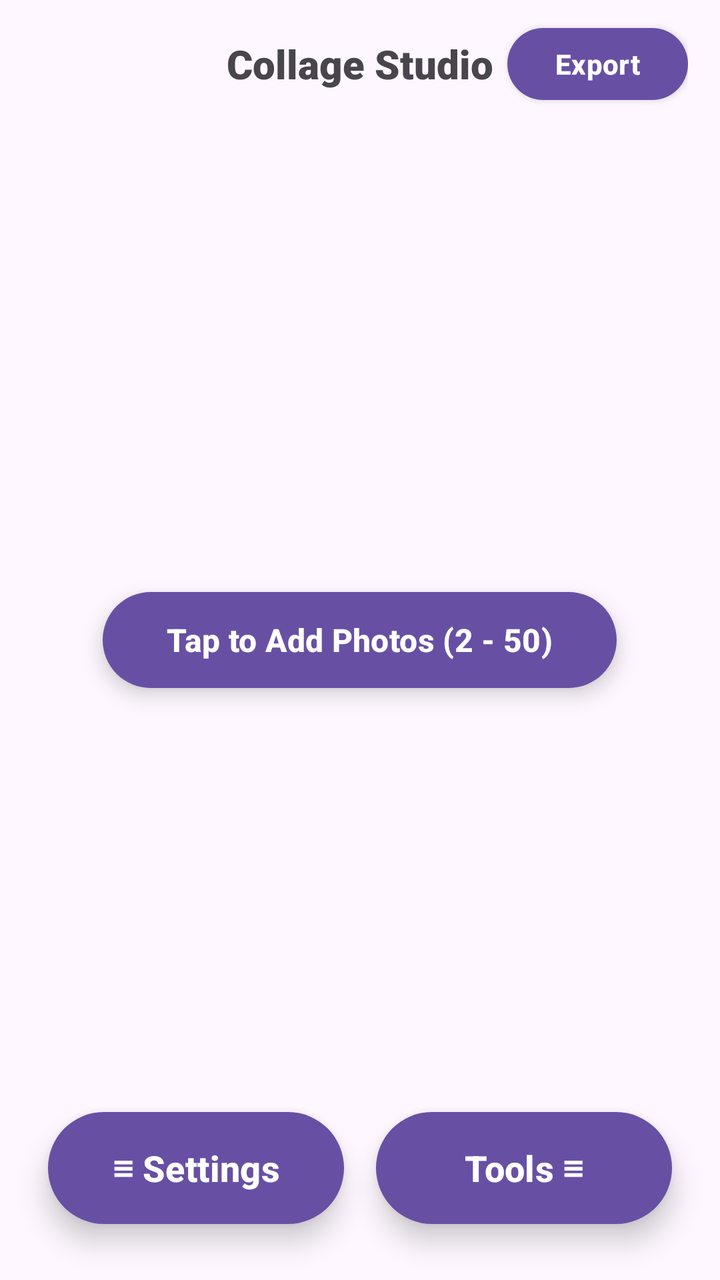
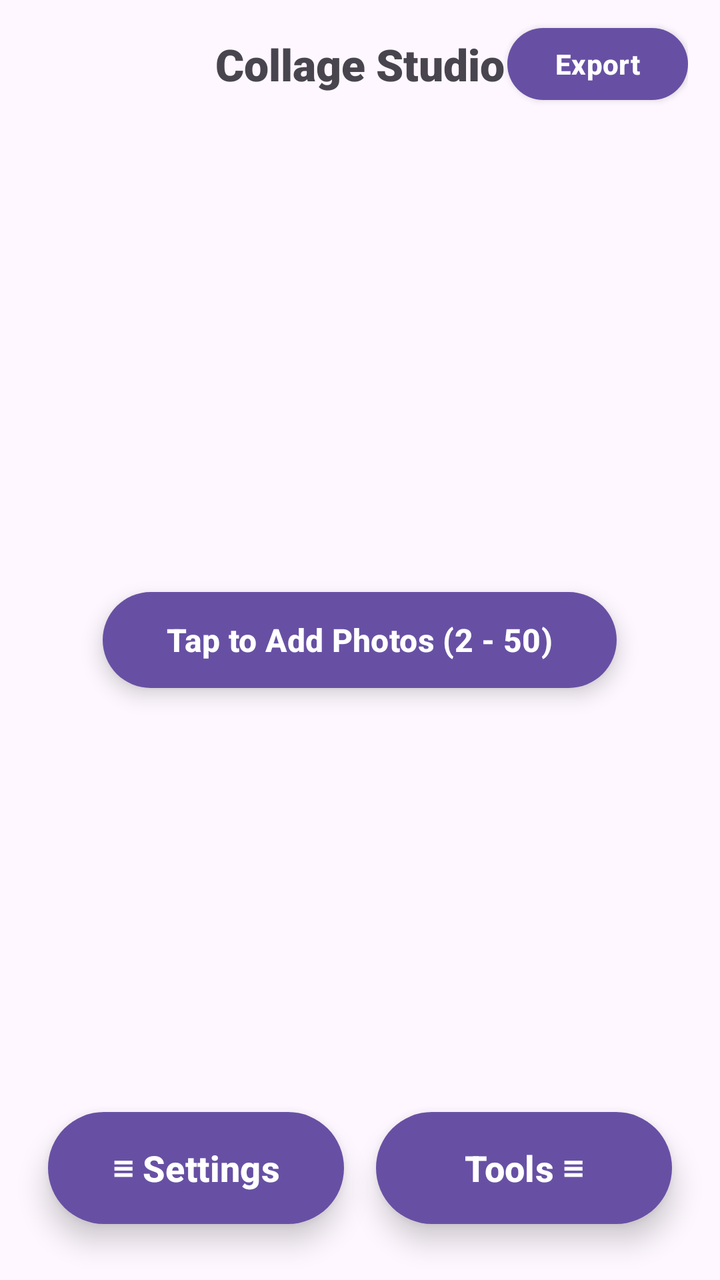

Screens rendered from an Android XML layout before and after an edit, with the pre-edit source and the edit as a unified diff.
<!-- AndroidManifest.xml: application theme Theme.OwnPhotoONWall -->
<!-- res/layout/activity_collage_studio.xml -->
<?xml version="1.0" encoding="utf-8"?>
<androidx.drawerlayout.widget.DrawerLayout xmlns:android="http://schemas.android.com/apk/res/android"
    android:id="@+id/drawerLayout"
    android:layout_width="match_parent"
    android:layout_height="match_parent">

    
    <RelativeLayout
        android:id="@+id/mainContentRoot"
        android:layout_width="match_parent"
        android:layout_height="match_parent">

        
        <RelativeLayout
            android:id="@+id/topBar"
            android:layout_width="match_parent"
            android:layout_height="64dp"
            android:paddingStart="16dp"
            android:paddingEnd="16dp"
            android:elevation="4dp">

            
            <TextView
                android:id="@+id/tvTopTitle"
                android:layout_width="wrap_content"
                android:layout_height="wrap_content"
                android:layout_centerInParent="true"
                android:text="Collage Studio"
                android:textSize="20sp"
                android:textStyle="bold"
                android:fontFamily="sans-serif-black"/>

            
            <Button
                android:id="@+id/btnExport"
                android:layout_width="wrap_content"
                android:layout_height="44dp"
                android:layout_alignParentEnd="true"
                android:layout_centerVertical="true"
                android:text="Export"
                android:textSize="14sp"
                android:textStyle="bold"
                android:textAllCaps="false"
                android:backgroundTint="@null"
                android:stateListAnimator="@null"
                android:elevation="2dp"/>
        </RelativeLayout>

        
        <FrameLayout
            android:id="@+id/canvasContainer"
            android:layout_width="match_parent"
            android:layout_height="match_parent"
            android:layout_below="@id/topBar"
            android:layout_above="@+id/bottomBar"
            android:padding="16dp" />

        
        <Button
            android:id="@+id/btnCenterAddPhotos"
            android:layout_width="wrap_content"
            android:layout_height="56dp"
            android:layout_centerInParent="true"
            android:paddingStart="32dp"
            android:paddingEnd="32dp"
            android:text="Tap to Add Photos (2 - 50)"
            android:textSize="16sp"
            android:textStyle="bold"
            android:textAllCaps="false"
            android:backgroundTint="@null"
            android:stateListAnimator="@null"
            android:elevation="6dp"/>

        
        <LinearLayout
            android:id="@+id/bottomBar"
            android:layout_width="match_parent"
            android:layout_height="wrap_content"
            android:layout_alignParentBottom="true"
            android:orientation="horizontal"
            android:padding="24dp"
            android:gravity="center"
            android:clipToPadding="false">

            <Button
                android:id="@+id/btnOpenSettings"
                android:layout_width="0dp"
                android:layout_height="64dp"
                android:layout_weight="1"
                android:layout_marginEnd="8dp"
                android:text="≡ Settings"
                android:textSize="18sp"
                android:textStyle="bold"
                android:textAllCaps="false"
                android:backgroundTint="@null"
                android:elevation="8dp"
                android:stateListAnimator="@null"/>

            <Button
                android:id="@+id/btnOpenTools"
                android:layout_width="0dp"
                android:layout_height="64dp"
                android:layout_weight="1"
                android:layout_marginStart="8dp"
                android:text="Tools ≡"
                android:textSize="18sp"
                android:textStyle="bold"
                android:textAllCaps="false"
                android:backgroundTint="@null"
                android:elevation="8dp"
                android:stateListAnimator="@null"/>
        </LinearLayout>

        
        <RelativeLayout
            android:id="@+id/loadingOverlay"
            android:layout_width="match_parent"
            android:layout_height="match_parent"
            android:background="#B3000000"
            android:clickable="true"
            android:focusable="true"
            android:elevation="10dp"
            android:visibility="gone">

            <LinearLayout
                android:id="@+id/loadingCard"
                android:layout_width="wrap_content"
                android:layout_height="wrap_content"
                android:layout_centerInParent="true"
                android:orientation="vertical"
                android:padding="32dp"
                android:gravity="center">

                <ProgressBar
                    android:layout_width="50dp"
                    android:layout_height="50dp"
                    android:indeterminateTint="#4049EA" />

                <TextView
                    android:id="@+id/tvLoadingText"
                    android:layout_width="wrap_content"
                    android:layout_height="wrap_content"
                    android:layout_marginTop="16dp"
                    android:text="Saving High Quality Collage..."
                    android:textColor="#FFFFFF"
                    android:textSize="16sp"
                    android:textStyle="bold" />
            </LinearLayout>
        </RelativeLayout>
    </RelativeLayout>

    
    <ScrollView
        android:id="@+id/leftDrawer"
        android:layout_width="320dp"
        android:layout_height="match_parent"
        android:layout_gravity="start"
        android:fillViewport="true"
        android:scrollbars="none">

        <LinearLayout
            android:id="@+id/leftDrawerContent"
            android:layout_width="match_parent"
            android:layout_height="wrap_content"
            android:orientation="vertical"
            android:padding="24dp"
            android:clickable="true"
            android:focusable="true">

            <TextView android:layout_width="wrap_content" android:layout_height="wrap_content" android:text="SETTINGS" android:textSize="22sp" android:textStyle="bold" android:fontFamily="sans-serif-black" android:layout_marginBottom="16dp"/>

            <Button android:id="@+id/btnDrawerAddPhotos" android:layout_width="match_parent" android:layout_height="50dp" android:text="+ Change/Add Photos" android:textAllCaps="false" android:backgroundTint="@null" android:textStyle="bold" android:layout_marginBottom="16dp"/>

            <LinearLayout android:layout_width="match_parent" android:layout_height="wrap_content" android:orientation="horizontal" android:layout_marginBottom="24dp">
                <Button android:id="@+id/btnUndo" android:layout_width="0dp" android:layout_weight="1" android:layout_height="50dp" android:text="Undo" android:layout_marginEnd="4dp" android:backgroundTint="@null" android:textAllCaps="false" android:textStyle="bold"/>
                <Button android:id="@+id/btnRedo" android:layout_width="0dp" android:layout_weight="1" android:layout_height="50dp" android:text="Redo" android:layout_marginStart="4dp" android:backgroundTint="@null" android:textAllCaps="false" android:textStyle="bold"/>
            </LinearLayout>

            <TextView android:layout_width="wrap_content" android:layout_height="wrap_content" android:text="Ratio" android:textStyle="bold" android:layout_marginBottom="8dp"/>
            <GridLayout android:layout_width="match_parent" android:layout_height="wrap_content" android:columnCount="3" android:layout_marginBottom="16dp">
                <Button android:id="@+id/btnRatio11" android:layout_width="80dp" android:layout_height="45dp" android:text="1:1" android:backgroundTint="@null" android:layout_margin="4dp"/>
                <Button android:id="@+id/btnRatio169" android:layout_width="80dp" android:layout_height="45dp" android:text="16:9" android:backgroundTint="@null" android:layout_margin="4dp"/>
                <Button android:id="@+id/btnRatio43" android:layout_width="80dp" android:layout_height="45dp" android:text="4:3" android:backgroundTint="@null" android:layout_margin="4dp"/>
                <Button android:id="@+id/btnRatio916" android:layout_width="80dp" android:layout_height="45dp" android:text="9:16" android:backgroundTint="@null" android:layout_margin="4dp"/>
                <Button android:id="@+id/btnRatio32" android:layout_width="80dp" android:layout_height="45dp" android:text="3:2" android:backgroundTint="@null" android:layout_margin="4dp"/>
                <Button android:id="@+id/btnRatio23" android:layout_width="80dp" android:layout_height="45dp" android:text="2:3" android:backgroundTint="@null" android:layout_margin="4dp"/>
            </GridLayout>

            
            <TextView android:layout_width="wrap_content" android:layout_height="wrap_content" android:text="Border Width (Gap)" android:textStyle="bold" />
            <SeekBar android:id="@+id/seekBorderWidth" android:layout_width="match_parent" android:layout_height="wrap_content" android:max="100" android:progress="10" android:layout_marginBottom="24dp"/>

            <TextView android:layout_width="wrap_content" android:layout_height="wrap_content" android:text="Background Color &amp; Hex" android:textStyle="bold" android:layout_marginBottom="8dp"/>
            <FrameLayout android:id="@+id/colorPickerContainer" android:layout_width="match_parent" android:layout_height="150dp" android:layout_marginBottom="8dp"/>
            <EditText android:id="@+id/etBgHexCode" android:layout_width="match_parent" android:layout_height="50dp" android:hint="#RRGGBB" android:inputType="textCapCharacters" android:gravity="center" android:layout_marginBottom="16dp"/>

            <Button android:id="@+id/btnBgTexture" android:layout_width="match_parent" android:layout_height="56dp" android:text="Select Bg Texture" android:backgroundTint="@null" android:textAllCaps="false" android:textStyle="bold"/>
            <View android:layout_width="match_parent" android:layout_height="40dp" />
        </LinearLayout>
    </ScrollView>

    
    <ScrollView
        android:id="@+id/rightDrawer"
        android:layout_width="320dp"
        android:layout_height="match_parent"
        android:layout_gravity="end"
        android:fillViewport="true"
        android:scrollbars="none">

        <LinearLayout
            android:id="@+id/rightDrawerContent"
            android:layout_width="match_parent"
            android:layout_height="wrap_content"
            android:orientation="vertical"
            android:padding="24dp"
            android:clickable="true"
            android:focusable="true">

            <TextView android:layout_width="wrap_content" android:layout_height="wrap_content" android:text="TOOLS" android:textSize="22sp" android:textStyle="bold" android:fontFamily="sans-serif-black" android:layout_marginBottom="24dp"/>

            
            <Button android:id="@+id/btnRearrange" android:layout_width="match_parent" android:layout_height="60dp" android:text="Rearrange: OFF" android:backgroundTint="@null" android:textAllCaps="false" android:textStyle="bold" android:layout_marginBottom="8dp"/>
            <Button android:id="@+id/btnToggleAdjust" android:layout_width="match_parent" android:layout_height="60dp" android:text="Adjust: OFF" android:backgroundTint="@null" android:textAllCaps="false" android:textStyle="bold" android:layout_marginBottom="8dp"/>
            <Button android:id="@+id/btnToggleZoom" android:layout_width="match_parent" android:layout_height="60dp" android:text="Zoom: OFF" android:backgroundTint="@null" android:textAllCaps="false" android:textStyle="bold" android:layout_marginBottom="8dp"/>
            <Button android:id="@+id/btnToggleDelete" android:layout_width="match_parent" android:layout_height="60dp" android:text="Delete: OFF" android:backgroundTint="@null" android:textAllCaps="false" android:textStyle="bold" android:layout_marginBottom="8dp"/>

            
            <Button android:id="@+id/btnToggleRotate" android:layout_width="match_parent" android:layout_height="60dp" android:text="Rotate: OFF" android:backgroundTint="@null" android:textAllCaps="false" android:textStyle="bold" android:layout_marginBottom="8dp"/>
            <LinearLayout android:layout_width="match_parent" android:layout_height="wrap_content" android:orientation="horizontal" android:weightSum="2" android:layout_marginBottom="24dp">
                <Button android:id="@+id/btnToggleMirrorH" android:layout_width="0dp" android:layout_weight="1" android:layout_height="60dp" android:text="Mirror ↔: OFF" android:layout_marginEnd="4dp" android:backgroundTint="@null" android:textAllCaps="false" android:textStyle="bold"/>
                <Button android:id="@+id/btnToggleMirrorV" android:layout_width="0dp" android:layout_weight="1" android:layout_height="60dp" android:text="Mirror ↕: OFF" android:layout_marginStart="4dp" android:backgroundTint="@null" android:textAllCaps="false" android:textStyle="bold"/>
            </LinearLayout>

            <TextView android:layout_width="wrap_content" android:layout_height="wrap_content" android:text="Layout Mode" android:textStyle="bold" android:layout_marginBottom="8dp"/>

            <LinearLayout android:layout_width="match_parent" android:layout_height="wrap_content" android:orientation="horizontal" android:weightSum="4" android:layout_marginBottom="24dp">
                <Button android:id="@+id/btnLayoutGrid" android:layout_width="0dp" android:layout_weight="1" android:layout_height="50dp" android:text="Grid" android:backgroundTint="@null" android:layout_marginEnd="2dp" android:padding="0dp" android:textAllCaps="false"/>
                <Button android:id="@+id/btnLayoutRow" android:layout_width="0dp" android:layout_weight="1" android:layout_height="50dp" android:text="Row" android:backgroundTint="@null" android:layout_marginStart="2dp" android:layout_marginEnd="2dp" android:padding="0dp" android:textAllCaps="false"/>
                <Button android:id="@+id/btnLayoutFree" android:layout_width="0dp" android:layout_weight="1" android:layout_height="50dp" android:text="Free" android:backgroundTint="@null" android:layout_marginStart="2dp" android:layout_marginEnd="2dp" android:padding="0dp" android:textAllCaps="false"/>
                <Button android:id="@+id/btnLayoutFit" android:layout_width="0dp" android:layout_weight="1" android:layout_height="50dp" android:text="Fit" android:backgroundTint="@null" android:layout_marginStart="2dp" android:padding="0dp" android:textAllCaps="false"/>
            </LinearLayout>

            <TextView android:layout_width="wrap_content" android:layout_height="wrap_content" android:text="Corner Radius" android:textStyle="bold" />
            <SeekBar android:id="@+id/seekCornerRadius" android:layout_width="match_parent" android:layout_height="wrap_content" android:max="200" android:progress="0" android:layout_marginBottom="24dp"/>

            <TextView android:layout_width="wrap_content" android:layout_height="wrap_content" android:text="Blender (Edge Fade)" android:textStyle="bold" />
            <SeekBar android:id="@+id/seekBlender" android:layout_width="match_parent" android:layout_height="wrap_content" android:max="100" android:progress="0" android:layout_marginBottom="24dp"/>

            
            <TextView android:layout_width="wrap_content" android:layout_height="wrap_content" android:text="Stroke Control" android:textStyle="bold" android:layout_marginBottom="8dp"/>
            <Button android:id="@+id/btnToggleStroke" android:layout_width="match_parent" android:layout_height="50dp" android:text="Stroke: ON" android:backgroundTint="@null" android:textAllCaps="false" android:textStyle="bold" android:layout_marginBottom="8dp"/>
            <TextView android:layout_width="wrap_content" android:layout_height="wrap_content" android:text="Stroke Width" android:textStyle="bold" />
            <SeekBar android:id="@+id/seekStrokeWidth" android:layout_width="match_parent" android:layout_height="wrap_content" android:max="100" android:progress="10" android:layout_marginBottom="12dp"/>
            <FrameLayout android:id="@+id/strokeColorContainer" android:layout_width="match_parent" android:layout_height="120dp" android:layout_marginBottom="8dp"/>
            <EditText android:id="@+id/etStrokeHexCode" android:layout_width="match_parent" android:layout_height="50dp" android:hint="#RRGGBB" android:inputType="textCapCharacters" android:gravity="center" android:layout_marginBottom="24dp"/>

            
            <TextView android:layout_width="wrap_content" android:layout_height="wrap_content" android:text="Drop Shadow" android:textStyle="bold" android:layout_marginBottom="8dp"/>
            <Button android:id="@+id/btnToggleShadow" android:layout_width="match_parent" android:layout_height="50dp" android:text="Shadow: OFF" android:backgroundTint="@null" android:textAllCaps="false" android:textStyle="bold" android:layout_marginBottom="8dp"/>
            <TextView android:layout_width="wrap_content" android:layout_height="wrap_content" android:text="Offset X" android:textStyle="bold" />
            <SeekBar android:id="@+id/seekShadowOffsetX" android:layout_width="match_parent" android:layout_height="wrap_content" android:max="200" android:progress="115" android:layout_marginBottom="8dp"/>
            <TextView android:layout_width="wrap_content" android:layout_height="wrap_content" android:text="Offset Y" android:textStyle="bold" />
            <SeekBar android:id="@+id/seekShadowOffsetY" android:layout_width="match_parent" android:layout_height="wrap_content" android:max="200" android:progress="115" android:layout_marginBottom="12dp"/>
            <FrameLayout android:id="@+id/shadowColorContainer" android:layout_width="match_parent" android:layout_height="120dp" android:layout_marginBottom="8dp"/>
            <EditText android:id="@+id/etShadowHexCode" android:layout_width="match_parent" android:layout_height="50dp" android:hint="#RRGGBB" android:inputType="textCapCharacters" android:gravity="center" android:layout_marginBottom="16dp"/>

            <View android:layout_width="match_parent" android:layout_height="60dp" />
        </LinearLayout>
    </ScrollView>
</androidx.drawerlayout.widget.DrawerLayout>
<!-- resources referenced by this layout -->
<resources>
  <style name="Theme.OwnPhotoONWall" parent="Base.Theme.OwnPhotoONWall" />
  <style name="Base.Theme.OwnPhotoONWall" parent="Theme.Material3.DayNight.NoActionBar">
          <item name="android:windowActivityTransitions">true</item>
          <item name="android:windowContentTransitions">true</item>
      </style>
</resources>

<!-- the commit's change to res/layout/activity_collage_studio.xml (unified diff, before → after) -->
@@ -26,7 +26,7 @@
                 android:layout_height="wrap_content"
                 android:layout_centerInParent="true"
                 android:text="Collage Studio"
-                android:textSize="20sp"
+                android:textSize="22sp"
                 android:textStyle="bold"
                 android:fontFamily="sans-serif-black"/>
 
